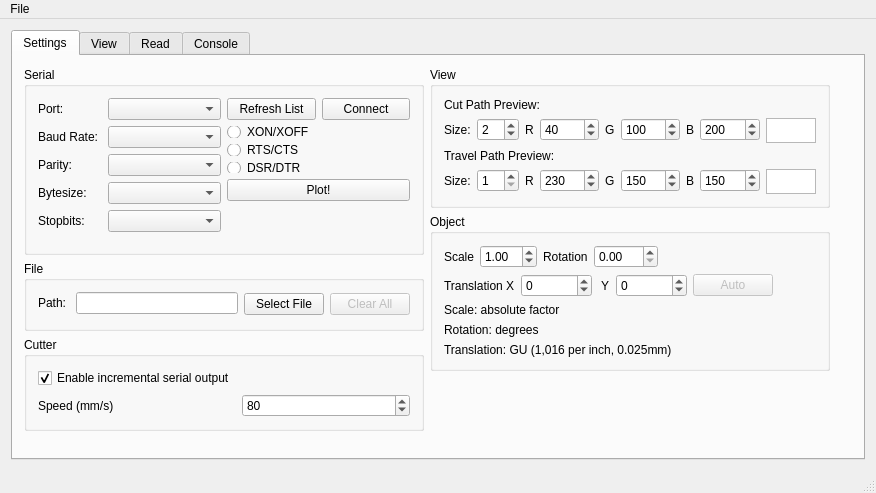
makerslocal/localplot, file mainwindow.ui: the form before one commit.
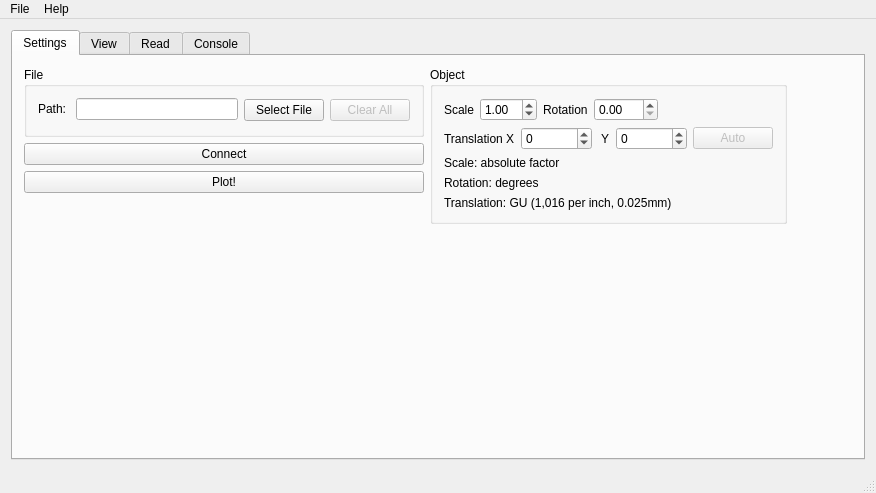
The form after the commit.

The edit to the form file:
```diff
--- a/mainwindow.ui
+++ b/mainwindow.ui
@@ -24,161 +24,9 @@
        <attribute name="title">
         <string>Settings</string>
        </attribute>
-       <layout class="QHBoxLayout" name="horizontalLayout_6">
+       <layout class="QHBoxLayout" name="horizontalLayout_5">
         <item>
          <layout class="QVBoxLayout" name="verticalLayout">
-          <item>
-           <widget class="QGroupBox" name="groupBox_serial">
-            <property name="minimumSize">
-             <size>
-              <width>400</width>
-              <height>150</height>
-             </size>
-            </property>
-            <property name="title">
-             <string>Serial</string>
-            </property>
-            <property name="flat">
-             <bool>false</bool>
-            </property>
-            <property name="checkable">
-             <bool>false</bool>
-            </property>
-            <layout class="QHBoxLayout" name="horizontalLayout_8">
-             <item>
-              <layout class="QFormLayout" name="formLayout">
-               <item row="0" column="0">
-                <widget class="QLabel" name="label_port">
-                 <property name="text">
-                  <string>Port: </string>
-                 </property>
-                </widget>
-               </item>
-               <item row="0" column="1">
-                <widget class="QComboBox" name="comboBox_serialPort">
-                 <property name="editable">
-                  <bool>false</bool>
-                 </property>
-                </widget>
-               </item>
-               <item row="1" column="0">
-                <widget class="QLabel" name="label">
-                 <property name="text">
-                  <string>Baud Rate: </string>
-                 </property>
-                </widget>
-               </item>
-               <item row="2" column="1">
-                <widget class="QComboBox" name="comboBox_parity"/>
-               </item>
-               <item row="2" column="0">
-                <widget class="QLabel" name="label_2">
-                 <property name="text">
-                  <string>Parity: </string>
-                 </property>
-                </widget>
-               </item>
-               <item row="1" column="1">
-                <widget class="QComboBox" name="comboBox_baud"/>
-               </item>
-               <item row="3" column="1">
-                <widget class="QComboBox" name="comboBox_bytesize"/>
-               </item>
-               <item row="3" column="0">
-                <widget class="QLabel" name="label_3">
-                 <property name="text">
-                  <string>Bytesize: </string>
-                 </property>
-                </widget>
-               </item>
-               <item row="4" column="1">
-                <widget class="QComboBox" name="comboBox_stopbits"/>
-               </item>
-               <item row="4" column="0">
-                <widget class="QLabel" name="label_4">
-                 <property name="text">
-                  <string>Stopbits: </string>
-                 </property>
-                </widget>
-               </item>
-              </layout>
-             </item>
-             <item>
-              <layout class="QVBoxLayout" name="verticalLayout_3">
-               <item>
-                <layout class="QHBoxLayout" name="horizontalLayout_5">
-                 <item>
-                  <widget class="QPushButton" name="pushButton_serialRefresh">
-                   <property name="text">
-                    <string>Refresh List</string>
-                   </property>
-                  </widget>
-                 </item>
-                 <item>
-                  <widget class="QPushButton" name="pushButton_serialConnect">
-                   <property name="text">
-                    <string>Connect</string>
-                   </property>
-                  </widget>
-                 </item>
-                </layout>
-               </item>
-               <item>
-                <layout class="QVBoxLayout" name="verticalLayout_2">
-                 <item>
-                  <widget class="QRadioButton" name="radioButton_XonXoff">
-                   <property name="text">
-                    <string>XON/XOFF</string>
-                   </property>
-                  </widget>
-                 </item>
-                 <item>
-                  <widget class="QRadioButton" name="radioButton_RtsCts">
-                   <property name="text">
-                    <string>RTS/CTS</string>
-                   </property>
-                  </widget>
-                 </item>
-                 <item>
-                  <widget class="QRadioButton" name="radioButton_DsrDtr">
-                   <property name="text">
-                    <string>DSR/DTR</string>
-                   </property>
-                  </widget>
-                 </item>
-                </layout>
-               </item>
-               <item>
-                <widget class="QPushButton" name="pushButton_doPlot">
-                 <property name="enabled">
-                  <bool>true</bool>
-                 </property>
-                 <property name="text">
-                  <string>Plot!</string>
-                 </property>
-                </widget>
-               </item>
-               <item>
-                <spacer name="verticalSpacer_2">
-                 <property name="orientation">
-                  <enum>Qt::Vertical</enum>
-                 </property>
-                 <property name="sizeType">
-                  <enum>QSizePolicy::Minimum</enum>
-                 </property>
-                 <property name="sizeHint" stdset="0">
-                  <size>
-                   <width>20</width>
-                   <height>40</height>
-                  </size>
-                 </property>
-                </spacer>
-               </item>
-              </layout>
-             </item>
-            </layout>
-           </widget>
-          </item>
           <item>
            <widget class="QGroupBox" name="groupBox_file">
             <property name="minimumSize">
@@ -230,49 +78,20 @@
            </widget>
           </item>
           <item>
-           <widget class="QGroupBox" name="groupBox_cutter">
-            <property name="title">
-             <string>Cutter</string>
+           <widget class="QPushButton" name="pushButton_serialConnect">
+            <property name="text">
+             <string>Connect</string>
             </property>
-            <layout class="QHBoxLayout" name="horizontalLayout_10">
-             <item>
-              <layout class="QFormLayout" name="formLayout_15">
-               <item row="1" column="0">
-                <widget class="QLabel" name="label_23">
-                 <property name="text">
-                  <string>Speed (mm/s)</string>
-                 </property>
-                </widget>
-               </item>
-               <item row="1" column="1">
-                <widget class="QSpinBox" name="spinBox_cutterSpeed">
-                 <property name="minimum">
-                  <number>1</number>
-                 </property>
-                 <property name="maximum">
-                  <number>999</number>
-                 </property>
-                 <property name="value">
-                  <number>80</number>
-                 </property>
-                </widget>
-               </item>
-               <item row="0" column="0">
-                <widget class="QCheckBox" name="checkBox_cutterSpeed">
-                 <property name="toolTip">
-                  <string extracomment="Use this if sending all of the serial data at once overwhelms the cutter and causes it to crash."/>
-                 </property>
-                 <property name="text">
-                  <string>Enable incremental serial output</string>
-                 </property>
-                 <property name="checked">
-                  <bool>true</bool>
-                 </property>
-                </widget>
-               </item>
-              </layout>
-             </item>
-            </layout>
+           </widget>
+          </item>
+          <item>
+           <widget class="QPushButton" name="pushButton_doPlot">
+            <property name="enabled">
+             <bool>true</bool>
+            </property>
+            <property name="text">
+             <string>Plot!</string>
+            </property>
            </widget>
           </item>
           <item>
@@ -292,319 +111,6 @@
         </item>
         <item>
          <layout class="QVBoxLayout" name="verticalLayout_5">
-          <item>
-           <widget class="QGroupBox" name="groupBox_view">
-            <property name="minimumSize">
-             <size>
-              <width>400</width>
-              <height>0</height>
-             </size>
-            </property>
-            <property name="title">
-             <string>View</string>
-            </property>
-            <layout class="QVBoxLayout" name="verticalLayout_4">
-             <item>
-              <widget class="QLabel" name="label_6">
-               <property name="text">
-                <string>Cut Path Preview:</string>
-               </property>
-              </widget>
-             </item>
-             <item>
-              <layout class="QHBoxLayout" name="horizontalLayout_12">
-               <property name="sizeConstraint">
-                <enum>QLayout::SetDefaultConstraint</enum>
-               </property>
-               <item>
-                <layout class="QFormLayout" name="formLayout_3">
-                 <item row="0" column="0">
-                  <widget class="QLabel" name="label_7">
-                   <property name="text">
-                    <string>Size:</string>
-                   </property>
-                  </widget>
-                 </item>
-                 <item row="0" column="1">
-                  <widget class="QSpinBox" name="spinBox_downPen_size">
-                   <property name="minimum">
-                    <number>1</number>
-                   </property>
-                   <property name="maximum">
-                    <number>20</number>
-                   </property>
-                   <property name="value">
-                    <number>2</number>
-                   </property>
-                  </widget>
-                 </item>
-                </layout>
-               </item>
-               <item>
-                <layout class="QFormLayout" name="formLayout_4">
-                 <item row="0" column="0">
-                  <widget class="QLabel" name="label_8">
-                   <property name="text">
-                    <string>R</string>
-                   </property>
-                  </widget>
-                 </item>
-                 <item row="0" column="1">
-                  <widget class="QSpinBox" name="spinBox_downPen_red">
-                   <property name="maximum">
-                    <number>255</number>
-                   </property>
-                   <property name="value">
-                    <number>40</number>
-                   </property>
-                  </widget>
-                 </item>
-                </layout>
-               </item>
-               <item>
-                <layout class="QFormLayout" name="formLayout_5">
-                 <item row="0" column="0">
-                  <widget class="QLabel" name="label_9">
-                   <property name="text">
-                    <string>G</string>
-                   </property>
-                  </widget>
-                 </item>
-                 <item row="0" column="1">
-                  <widget class="QSpinBox" name="spinBox_downPen_green">
-                   <property name="maximum">
-                    <number>255</number>
-                   </property>
-                   <property name="value">
-                    <number>100</number>
-                   </property>
-                  </widget>
-                 </item>
-                </layout>
-               </item>
-               <item>
-                <layout class="QFormLayout" name="formLayout_6">
-                 <item row="0" column="0">
-                  <widget class="QLabel" name="label_10">
-                   <property name="text">
-                    <string>B</string>
-                   </property>
-                  </widget>
-                 </item>
-                 <item row="0" column="1">
-                  <widget class="QSpinBox" name="spinBox_downPen_blue">
-                   <property name="maximum">
-                    <number>255</number>
-                   </property>
-                   <property name="value">
-                    <number>200</number>
-                   </property>
-                  </widget>
-                 </item>
-                </layout>
-               </item>
-               <item>
-                <widget class="QGraphicsView" name="graphicsView_penDownDemo">
-                 <property name="sizePolicy">
-                  <sizepolicy hsizetype="Fixed" vsizetype="Fixed">
-                   <horstretch>0</horstretch>
-                   <verstretch>0</verstretch>
-                  </sizepolicy>
-                 </property>
-                 <property name="minimumSize">
-                  <size>
-                   <width>50</width>
-                   <height>25</height>
-                  </size>
-                 </property>
-                 <property name="maximumSize">
-                  <size>
-                   <width>50</width>
-                   <height>25</height>
-                  </size>
-                 </property>
-                 <property name="sizeIncrement">
-                  <size>
-                   <width>1</width>
-                   <height>1</height>
-                  </size>
-                 </property>
-                 <property name="baseSize">
-                  <size>
-                   <width>50</width>
-                   <height>10</height>
-                  </size>
-                 </property>
-                 <property name="verticalScrollBarPolicy">
-                  <enum>Qt::ScrollBarAlwaysOff</enum>
-                 </property>
-                 <property name="horizontalScrollBarPolicy">
-                  <enum>Qt::ScrollBarAlwaysOff</enum>
-                 </property>
-                 <property name="interactive">
-                  <bool>false</bool>
-                 </property>
-                 <property name="sceneRect">
-                  <rectf>
-                   <x>0.000000000000000</x>
-                   <y>0.000000000000000</y>
-                   <width>0.000000000000000</width>
-                   <height>0.000000000000000</height>
-                  </rectf>
-                 </property>
-                 <property name="transformationAnchor">
-                  <enum>QGraphicsView::NoAnchor</enum>
-                 </property>
-                </widget>
-               </item>
-              </layout>
-             </item>
-             <item>
-              <widget class="QLabel" name="label_11">
-               <property name="text">
-                <string>Travel Path Preview:</string>
-               </property>
-              </widget>
-             </item>
-             <item>
-              <layout class="QHBoxLayout" name="horizontalLayout_13">
-               <item>
-                <layout class="QFormLayout" name="formLayout_7">
-                 <item row="0" column="1">
-                  <widget class="QSpinBox" name="spinBox_upPen_size">
-                   <property name="minimum">
-                    <number>1</number>
-                   </property>
-                   <property name="maximum">
-                    <number>20</number>
-                   </property>
-                   <property name="value">
-                    <number>1</number>
-                   </property>
-                  </widget>
-                 </item>
-                 <item row="0" column="0">
-                  <widget class="QLabel" name="label_12">
-                   <property name="text">
-                    <string>Size:</string>
-                   </property>
-                  </widget>
-                 </item>
-                </layout>
-               </item>
-               <item>
-                <layout class="QFormLayout" name="formLayout_8">
-                 <item row="0" column="0">
-                  <widget class="QLabel" name="label_13">
-                   <property name="text">
-                    <string>R</string>
-                   </property>
-                  </widget>
-                 </item>
-                 <item row="0" column="1">
-                  <widget class="QSpinBox" name="spinBox_upPen_red">
-                   <property name="maximum">
-                    <number>255</number>
-                   </property>
-                   <property name="value">
-                    <number>230</number>
-                   </property>
-                  </widget>
-                 </item>
-                </layout>
-               </item>
-               <item>
-                <layout class="QFormLayout" name="formLayout_9">
-                 <item row="0" column="0">
-                  <widget class="QLabel" name="label_14">
-                   <property name="text">
-                    <string>G</string>
-                   </property>
-                  </widget>
-                 </item>
-                 <item row="0" column="1">
-                  <widget class="QSpinBox" name="spinBox_upPen_green">
-                   <property name="maximum">
-                    <number>255</number>
-                   </property>
-                   <property name="value">
-                    <number>150</number>
-                   </property>
-                  </widget>
-                 </item>
-                </layout>
-               </item>
-               <item>
-                <layout class="QFormLayout" name="formLayout_10">
-                 <item row="0" column="0">
-                  <widget class="QLabel" name="label_15">
-                   <property name="text">
-                    <string>B</string>
-                   </property>
-                  </widget>
-                 </item>
-                 <item row="0" column="1">
-                  <widget class="QSpinBox" name="spinBox_upPen_blue">
-                   <property name="maximum">
-                    <number>255</number>
-                   </property>
-                   <property name="value">
-                    <number>150</number>
-                   </property>
-                  </widget>
-                 </item>
-                </layout>
-               </item>
-               <item>
-                <widget class="QGraphicsView" name="graphicsView_penUpDemo">
-                 <property name="sizePolicy">
-                  <sizepolicy hsizetype="Fixed" vsizetype="Fixed">
-                   <horstretch>0</horstretch>
-                   <verstretch>0</verstretch>
-                  </sizepolicy>
-                 </property>
-                 <property name="minimumSize">
-                  <size>
-                   <width>50</width>
-                   <height>25</height>
-                  </size>
-                 </property>
-                 <property name="maximumSize">
-                  <size>
-                   <width>50</width>
-                   <height>25</height>
-                  </size>
-                 </property>
-                 <property name="baseSize">
-                  <size>
-                   <width>0</width>
-                   <height>0</height>
-                  </size>
-                 </property>
-                 <property name="verticalScrollBarPolicy">
-                  <enum>Qt::ScrollBarAlwaysOff</enum>
-                 </property>
-                 <property name="horizontalScrollBarPolicy">
-                  <enum>Qt::ScrollBarAlwaysOff</enum>
-                 </property>
-                 <property name="interactive">
-                  <bool>false</bool>
-                 </property>
-                 <property name="sceneRect">
-                  <rectf>
-                   <x>0.000000000000000</x>
-                   <y>0.000000000000000</y>
-                   <width>0.000000000000000</width>
-                   <height>0.000000000000000</height>
-                  </rectf>
-                 </property>
-                </widget>
-               </item>
-              </layout>
-             </item>
-            </layout>
-           </widget>
-          </item>
           <item>
            <widget class="QGroupBox" name="groupBox">
             <property name="title">
@@ -856,7 +362,14 @@
     <addaction name="separator"/>
     <addaction name="actionExit"/>
    </widget>
+   <widget class="QMenu" name="menuHelp">
+    <property name="title">
+     <string>Help</string>
+    </property>
+    <addaction name="actionAbout"/>
+   </widget>
    <addaction name="menuWhat_is_this"/>
+   <addaction name="menuHelp"/>
   </widget>
   <widget class="QStatusBar" name="statusBar"/>
   <action name="actionLoad_File">
```
Left out of the diff: 6 changed lines with no effect on the pictures.
